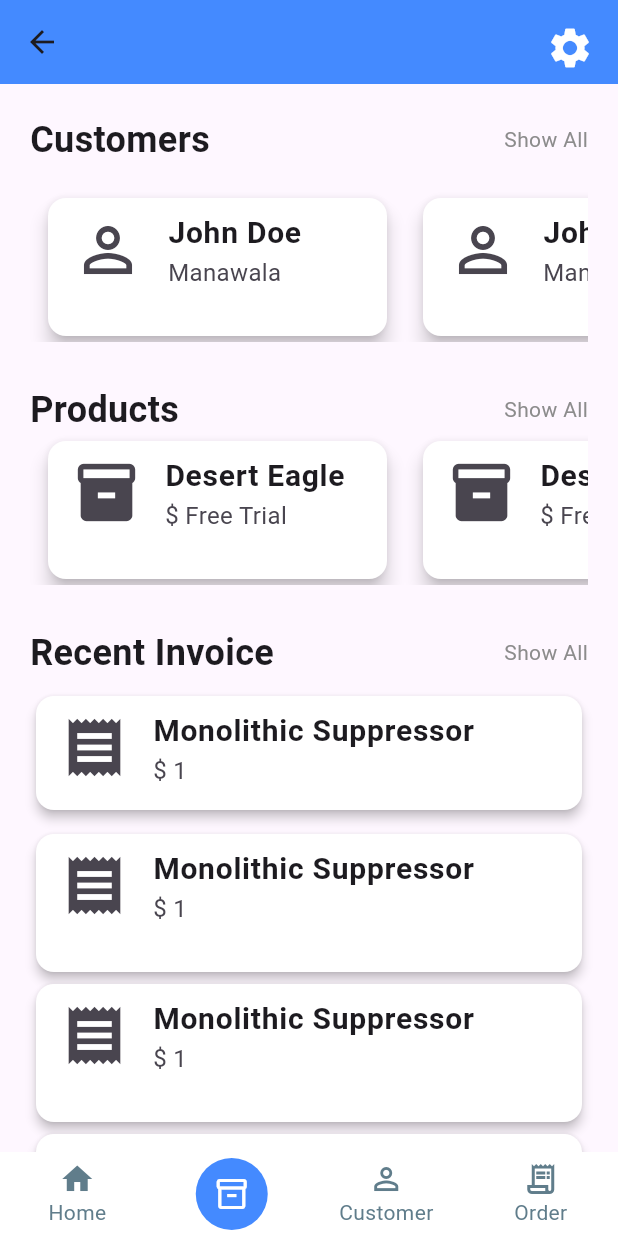
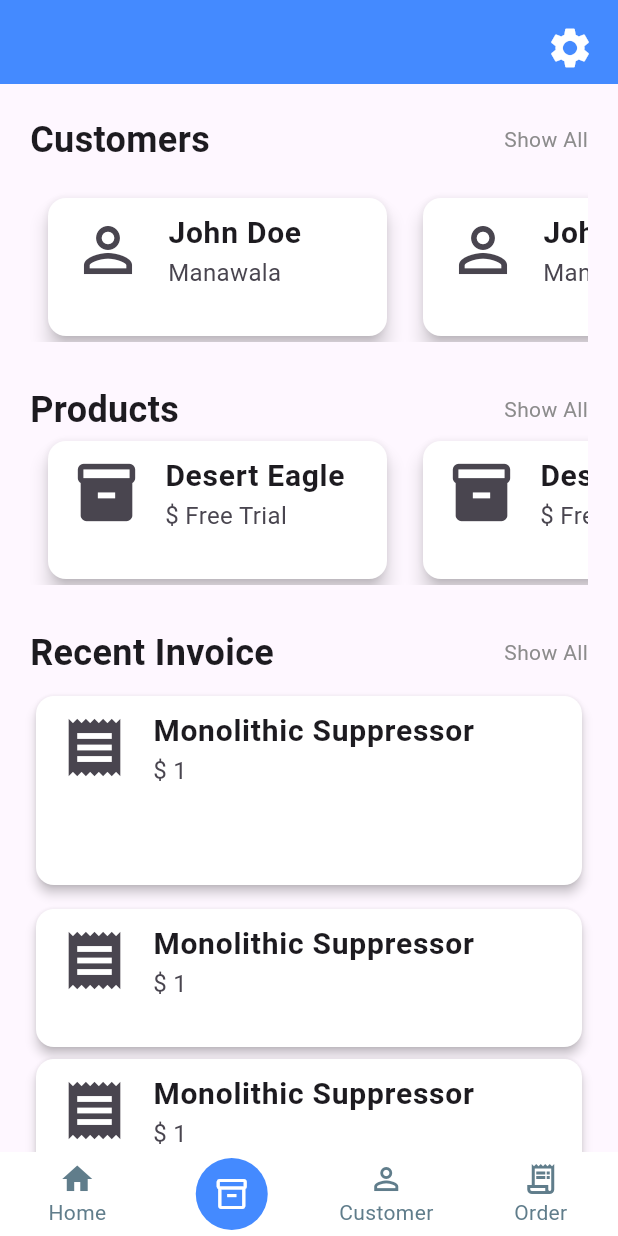
Before and after one commit to fasih124/wholesaleAnalyzerApp, a Flutter app: the Home screen opened directly with empty values, on a phone screen of 412 x 824 dp. Run offline on Flutter 3.47's test engine with Material 3 defaults, Android fonts, the phone set to English and light mode, and no system bars; drawn by our look-alikes of flutter_snake_navigationbar; our stand-ins replace shared_preferences; accounts and stored records are empty.

```diff
--- a/lib/main.dart
+++ b/lib/main.dart
@@ -18,7 +18,9 @@ class MyApp extends StatelessWidget {
     return MaterialApp(
       debugShowCheckedModeBanner: false,
       title: _title,
-      home: const Splash(), //,const Products(title: _title,),
+      home: const Home(
+        title: _title,
+      ), //,const Products(title: _title,),
       routes: {
         '/signup': (context) => const SignUp(
               title: _title,
@@ -28,7 +30,6 @@ class MyApp extends StatelessWidget {
             ),
         '/product': (context) => const Products(title: _title),
         '/settings': (context) => const Settings(),
-
       },
     );
   }
--- a/lib/views/home.dart
+++ b/lib/views/home.dart
@@ -172,41 +172,37 @@ class _HomeState extends State<Home> {
                   crossAxisAlignment: CrossAxisAlignment.start,
                   children: [
                     SizedBox(
-                      //width: 250,   //Centers the card on un-comment
-                      height: 100,
+                      // width: 250, //Centers the card on un-comment
+                      height: 150,
                       child: Padding(
                         padding: EdgeInsets.symmetric(vertical: 8.0),
-                        child: InvoiceCard(),   //bug in this widget class
+                        child: InvoiceCard(), //bug in this widget class
                       ),
                     ),
-
                     SizedBox(
                       //width: 250,   //Centers the card on un-comment
                       height: 100,
                       child: Padding(
                         padding: EdgeInsets.symmetric(vertical: 0.0),
-                        child: InvoiceCard(),   //bug in this widget class
+                        child: InvoiceCard(), //bug in this widget class
                       ),
                     ),
-
                     SizedBox(
                       //width: 250,   //Centers the card on un-comment
                       height: 100,
                       child: Padding(
                         padding: EdgeInsets.symmetric(vertical: 0),
-                        child: InvoiceCard(),   //bug in this widget class
+                        child: InvoiceCard(), //bug in this widget class
                       ),
                     ),
-
                     SizedBox(
                       //width: 250,   //Centers the card on un-comment
                       height: 100,
                       child: Padding(
                         padding: EdgeInsets.symmetric(vertical: 0),
-                        child: InvoiceCard(),   //bug in this widget class
+                        child: InvoiceCard(), //bug in this widget class
                       ),
                     ),
-
                   ],
                 ),
               ],
```
Also changed, not shown: lib/views/product_view.dart (deleted), lib/views/widgets/invoice_card_widget.dart (line endings or trailing spaces), 11 other files.
